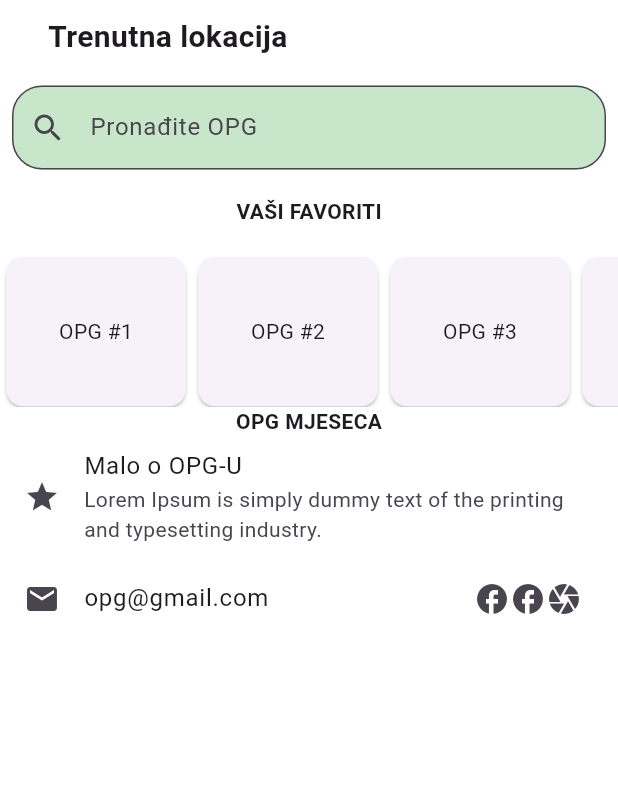
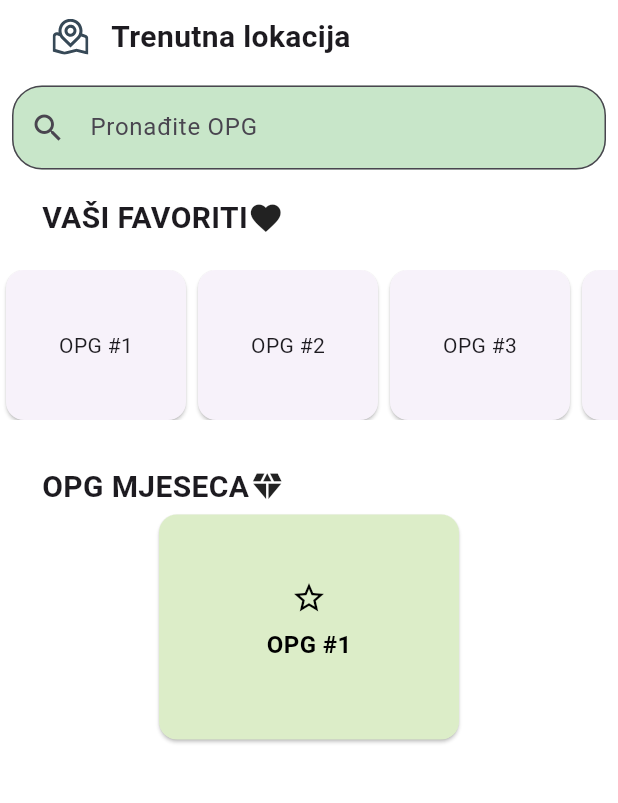
Before and after one commit to dgrabo/agroavenija, a Flutter app: the KupacMenu screen opened by its route, on a phone screen of 412 x 824 dp, the part 84-887 px from its top. Run offline on Flutter 3.47's test engine with Material 3 defaults, Android fonts, the phone set to English and light mode, and no system bars; our stand-ins replace flutter_svg, supabase_flutter; accounts and stored records are empty.

Commit message:
kupac glavni menu

```diff
--- a/agroavenija/lib/kupac_glavni_menu.dart
+++ b/agroavenija/lib/kupac_glavni_menu.dart
@@ -1,5 +1,6 @@
 import 'package:flutter/material.dart';
 import 'header_kupac.dart';
+import 'package:flutter_svg/flutter_svg.dart';
 
 class KupacMenu extends StatefulWidget {
   const KupacMenu({super.key});
@@ -41,19 +42,20 @@ class _KupacMenuState extends State<KupacMenu> {
                 children: <Widget>[
                   Padding(
                     padding: const EdgeInsets.all(10.0),
+                    child: Padding(
+                      padding: const EdgeInsets.only(left: 25.0),
                       child: Row(children: [
-                      Padding(
-                        padding: const EdgeInsets.only(left: 22.0),
-                        child: Text(
+                        SvgPicture.asset('assets/icons/fi-rs-map-marker.svg'),
+                        Text(
                           textAlign: TextAlign.start,
-                          'Trenutna lokacija',
+                          '   Trenutna lokacija',
                           style: TextStyle(
                             fontSize: 20,
                             fontWeight: FontWeight.bold,
                           ),
                         ),
+                      ]),
                     ),
-                    ]),
                   ),
                   // Search bar
                   Padding(
@@ -75,12 +77,21 @@ class _KupacMenuState extends State<KupacMenu> {
                     height: 10,
                   ),
                   // Vaši favoriti
-                  Text(
+                  Row(
+                    children: [
+                      Padding(
+                        padding: const EdgeInsets.only(left: 28.0),
+                        child: Text(
                           'VAŠI FAVORITI',
                           textAlign: TextAlign.start,
                           style: TextStyle(
+                            fontSize: 20,
                             fontWeight: FontWeight.bold,
                           ),
+                        ),
+                      ),
+                      Icon(Icons.favorite)
+                    ],
                   ),
                   SizedBox(
                     height: 20,
@@ -121,30 +132,72 @@ class _KupacMenuState extends State<KupacMenu> {
                     ),
                   ),
                   // OPG mjeseca
-                  Text(
+                  SizedBox(
+                    height: 30,
+                  ),
+                  Row(
+                    children: [
+                      Padding(
+                        padding: const EdgeInsets.only(left: 28.0),
+                        child: Text(
                           'OPG MJESECA',
+                          textAlign: TextAlign.start,
                           style: TextStyle(
                             fontWeight: FontWeight.bold,
+                            fontSize: 20,
                           ),
                         ),
-                  ListTile(
-                    leading: Icon(Icons.star),
-                    title: Text('Malo o OPG-U'),
-                    subtitle: Text(
-                      'Lorem Ipsum is simply dummy text of the printing and typesetting industry.',
+                      ),
+                      Icon(Icons.diamond)
+                    ],
+                  ),
+                  // ListTile(
+                  //   leading: Icon(Icons.star),
+                  //   title: Text('Malo o OPG-U'),
+                  //   subtitle: Text(
+                  //     'Lorem Ipsum is simply dummy text of the printing and typesetting industry.',
+                  //   ),
+                  // ),
+                  // // Contact OPG section
+                  // ListTile(
+                  //   leading: Icon(Icons.email),
+                  //   title: Text('opg@gmail.com'),
+                  //   trailing: Row(
+                  //     mainAxisSize: MainAxisSize.min,
+                  //     children: [
+                  //       Icon(Icons.facebook),
+                  //       Icon(Icons.facebook),
+                  //       Icon(Icons.camera),
+                  //     ],
+                  //   ),
+                  // ),
+                  GestureDetector(
+                    onTap: () {},
+                    child: Card(
+                      color: Colors
+                          .lightGreen[100], // Background color of the card
+                      child: SizedBox(
+                        width: 200,
+                        height: 150,
+                        child: Column(
+                          mainAxisAlignment: MainAxisAlignment.center,
+                          children: <Widget>[
+                            Icon(Icons.star_border,
+                                size: 24, color: Colors.black),
+                            Padding(
+                              padding: const EdgeInsets.all(8.0),
+                              child: Text(
+                                'OPG #1',
+                                style: TextStyle(
+                                  fontWeight: FontWeight.bold,
+                                  fontSize: 16,
+                                  color: Colors.black,
                                 ),
                               ),
-                  // Contact OPG section
-                  ListTile(
-                    leading: Icon(Icons.email),
-                    title: Text('opg@gmail.com'),
-                    trailing: Row(
-                      mainAxisSize: MainAxisSize.min,
-                      children: [
-                        Icon(Icons.facebook),
-                        Icon(Icons.facebook),
-                        Icon(Icons.camera),
+                            ),
                           ],
+                        ),
+                      ),
                     ),
                   ),
                 ],
```
Lines whose indentation alone changed are shown as unchanged.
